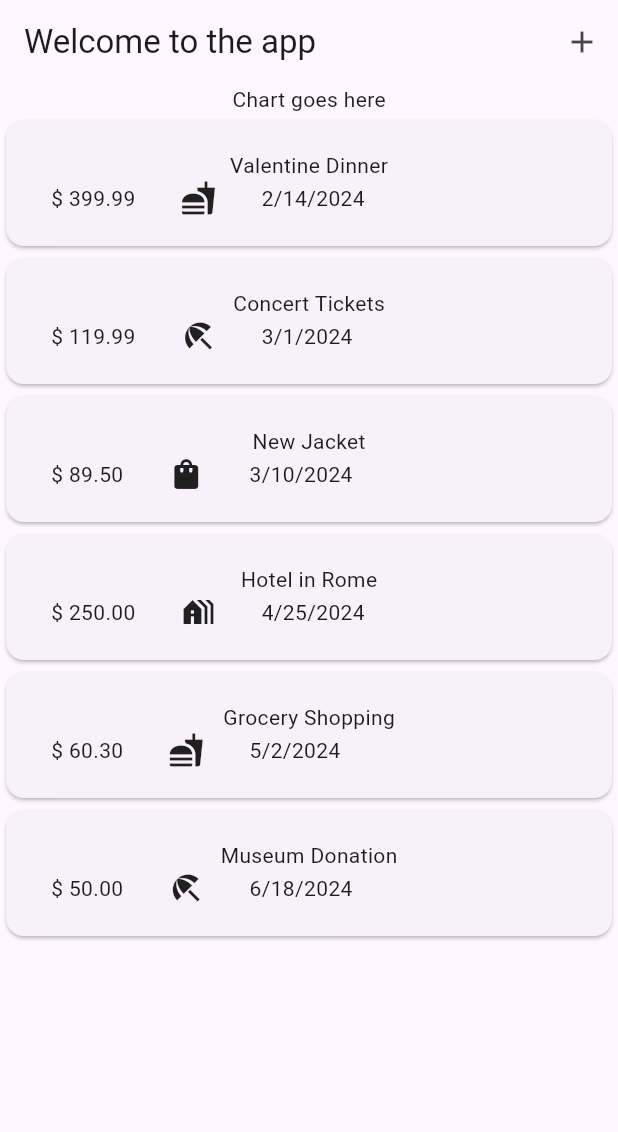
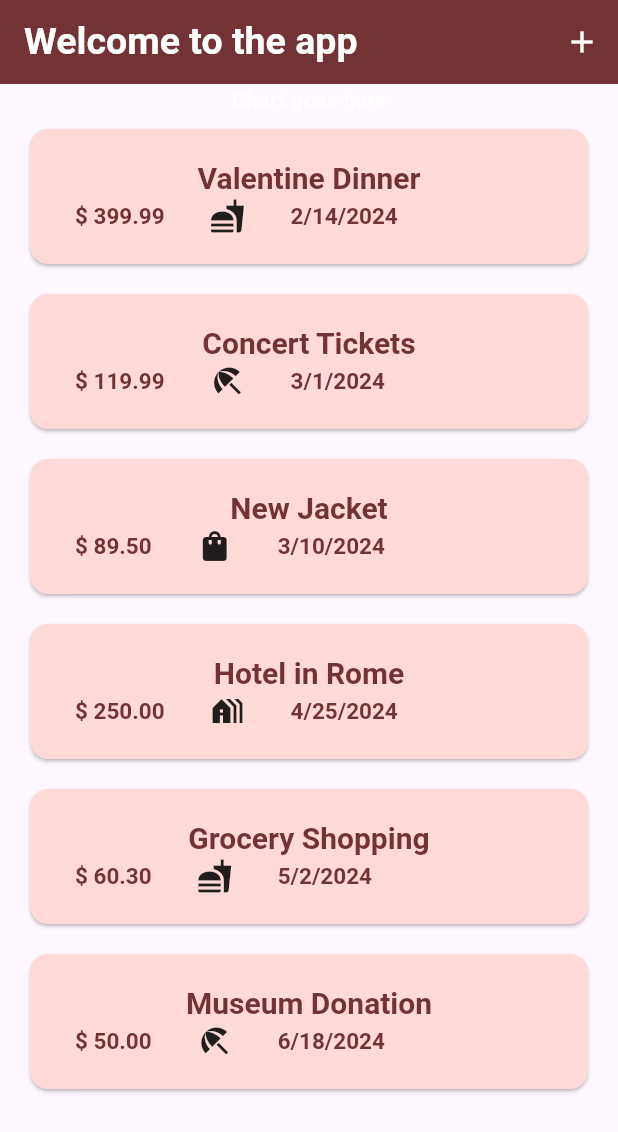
Before and after one commit to PhilBuffalo21/Flutter-Travel-Expenses-app, a Flutter app: the screen it shows after launch, on a phone screen of 412 x 824 dp. Shown: the top 1132 px of the screen. Run offline on Flutter 3.47's test engine with Material 3 defaults, Android fonts, the phone set to English and light mode, and no system bars.

Commit message:
Add a colour theme

```diff
--- a/travel_app/lib/expense_controller.dart
+++ b/travel_app/lib/expense_controller.dart
@@ -93,7 +93,9 @@ class _Controller extends State<Controller> {
     ;
     return Scaffold(
       appBar: AppBar(
-        title: const Text("Welcome to the app"),
+        title: const Text(
+          "Welcome to the app",
+        ),
         actions: [
           IconButton(onPressed: _addButtonOverlay, icon: const Icon(Icons.add))
         ],
--- a/travel_app/lib/main.dart
+++ b/travel_app/lib/main.dart
@@ -1,5 +1,8 @@
 import 'package:flutter/material.dart';
 import 'package:travel_app/expense_controller.dart';
+
+var lightTheme =
+    ColorScheme.fromSeed(seedColor: const Color.fromRGBO(228, 153, 154, 100));
 
 void main() {
   runApp(const MyApp());
@@ -12,9 +15,37 @@ class MyApp extends StatelessWidget {
   @override
   Widget build(BuildContext context) {
     return MaterialApp(
-      home: Scaffold(
-        body: Controller(),
-      ),
+      theme: ThemeData().copyWith(
+          colorScheme: lightTheme,
+          appBarTheme: AppBarTheme(
+              backgroundColor: lightTheme.onPrimaryContainer,
+              foregroundColor: lightTheme.onPrimary),
+          cardTheme: const CardTheme().copyWith(
+              color: lightTheme.secondaryContainer,
+              margin: const EdgeInsets.symmetric(horizontal: 20, vertical: 10)),
+          elevatedButtonTheme: ElevatedButtonThemeData(
+            style: ElevatedButton.styleFrom(
+                backgroundColor: lightTheme.secondaryContainer,
+                foregroundColor: lightTheme.secondary),
+          ),
+          textTheme: const TextTheme().copyWith(
+              titleLarge: TextStyle(
+                  fontSize: 25,
+                  color: lightTheme.onPrimaryContainer,
+                  fontWeight: FontWeight.bold),
+              bodySmall: TextStyle(
+                  fontSize: 20,
+                  fontWeight: FontWeight.bold,
+                  color: lightTheme.onPrimaryContainer),
+              headlineMedium: TextStyle(
+                  fontSize: 20,
+                  fontWeight: FontWeight.bold,
+                  color: lightTheme.onPrimaryContainer),
+              headlineSmall: TextStyle(
+                  fontSize: 15,
+                  fontWeight: FontWeight.bold,
+                  color: lightTheme.onPrimaryContainer))),
+      home: Controller(),
     );
   }
 }
--- a/travel_app/lib/widgets/expenseItem.dart
+++ b/travel_app/lib/widgets/expenseItem.dart
@@ -11,12 +11,14 @@ class expenseItem extends StatelessWidget {
           padding: const EdgeInsets.symmetric(vertical: 20, horizontal: 30),
           child: Column(
             children: [
-              Text(expense.title),
+              Text(expense.title,
+                  style: Theme.of(context).textTheme.headlineMedium),
               Row(
                 children: [
                   Row(
                     children: [
-                      Text("\$ ${expense.amount.toStringAsFixed(2)}"),
+                      Text("\$ ${expense.amount.toStringAsFixed(2)}",
+                          style: Theme.of(context).textTheme.headlineSmall),
                       const SizedBox(width: 30),
                       Row(
                         children: [
@@ -24,7 +26,8 @@ class expenseItem extends StatelessWidget {
                           const SizedBox(
                             width: 30,
                           ),
-                          Text(expense.formattedDate)
+                          Text(expense.formattedDate,
+                              style: Theme.of(context).textTheme.headlineSmall)
                         ],
                       )
                     ],
```
